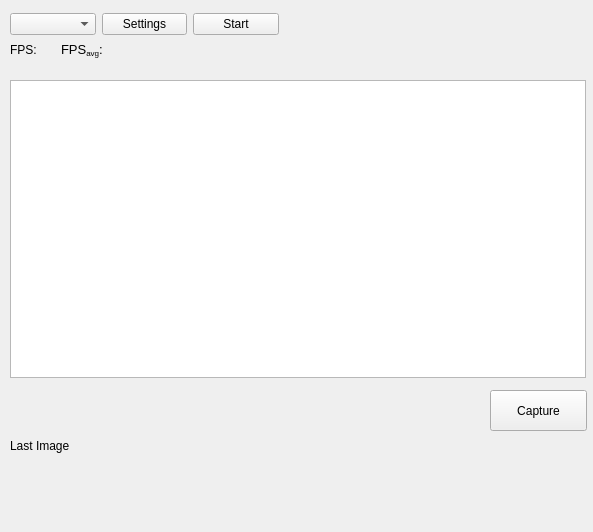
Above: imagecapture.ui from rajithavk/frontend before the change. Below: the same form after it.
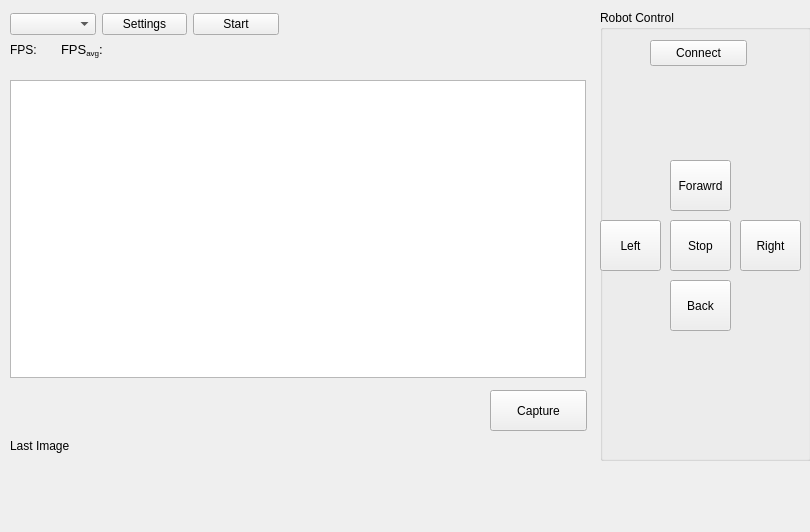
That is the form after the change. Custom widgets are drawn as their Qt base class.

```diff
--- a/imagecapture.ui
+++ b/imagecapture.ui
@@ -6,7 +6,7 @@
    <rect>
     <x>0</x>
     <y>0</y>
-    <width>593</width>
+    <width>810</width>
     <height>532</height>
    </rect>
   </property>
@@ -122,6 +122,97 @@
     <string>Last Image</string>
    </property>
   </widget>
+  <widget class="QGroupBox" name="groupBox">
+   <property name="geometry">
+    <rect>
+     <x>600</x>
+     <y>10</y>
+     <width>211</width>
+     <height>451</height>
+    </rect>
+   </property>
+   <property name="title">
+    <string>Robot Control</string>
+   </property>
+   <widget class="QPushButton" name="btnConnect">
+    <property name="geometry">
+     <rect>
+      <x>50</x>
+      <y>30</y>
+      <width>97</width>
+      <height>26</height>
+     </rect>
+    </property>
+    <property name="text">
+     <string>Connect</string>
+    </property>
+   </widget>
+   <widget class="QPushButton" name="btnForward">
+    <property name="geometry">
+     <rect>
+      <x>70</x>
+      <y>150</y>
+      <width>61</width>
+      <height>51</height>
+     </rect>
+    </property>
+    <property name="text">
+     <string>Forawrd</string>
+    </property>
+   </widget>
+   <widget class="QPushButton" name="btnStop">
+    <property name="geometry">
+     <rect>
+      <x>70</x>
+      <y>210</y>
+      <width>61</width>
+      <height>51</height>
+     </rect>
+    </property>
+    <property name="text">
+     <string>Stop</string>
+    </property>
+   </widget>
+   <widget class="QPushButton" name="btnRight">
+    <property name="geometry">
+     <rect>
+      <x>140</x>
+      <y>210</y>
+      <width>61</width>
+      <height>51</height>
+     </rect>
+    </property>
+    <property name="text">
+     <string>Right</string>
+    </property>
+   </widget>
+   <widget class="QPushButton" name="btnLeft">
+    <property name="geometry">
+     <rect>
+      <x>0</x>
+      <y>210</y>
+      <width>61</width>
+      <height>51</height>
+     </rect>
+    </property>
+    <property name="text">
+     <string>Left</string>
+    </property>
+   </widget>
+   <widget class="QPushButton" name="btnBack">
+    <property name="geometry">
+     <rect>
+      <x>70</x>
+      <y>270</y>
+      <width>61</width>
+      <height>51</height>
+     </rect>
+    </property>
+    <property name="text">
+     <string>Back</string>
+    </property>
+   </widget>
+  </widget>
  </widget>
  <customwidgets>
   <customwidget>
```
